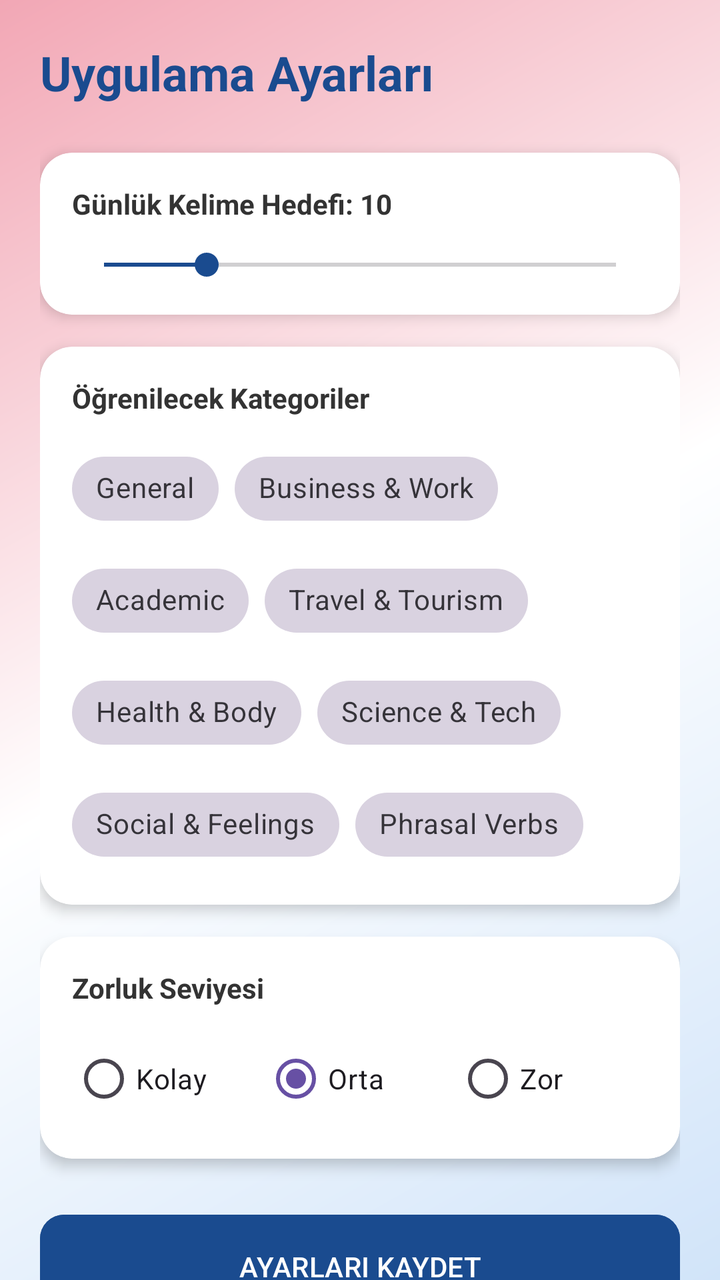
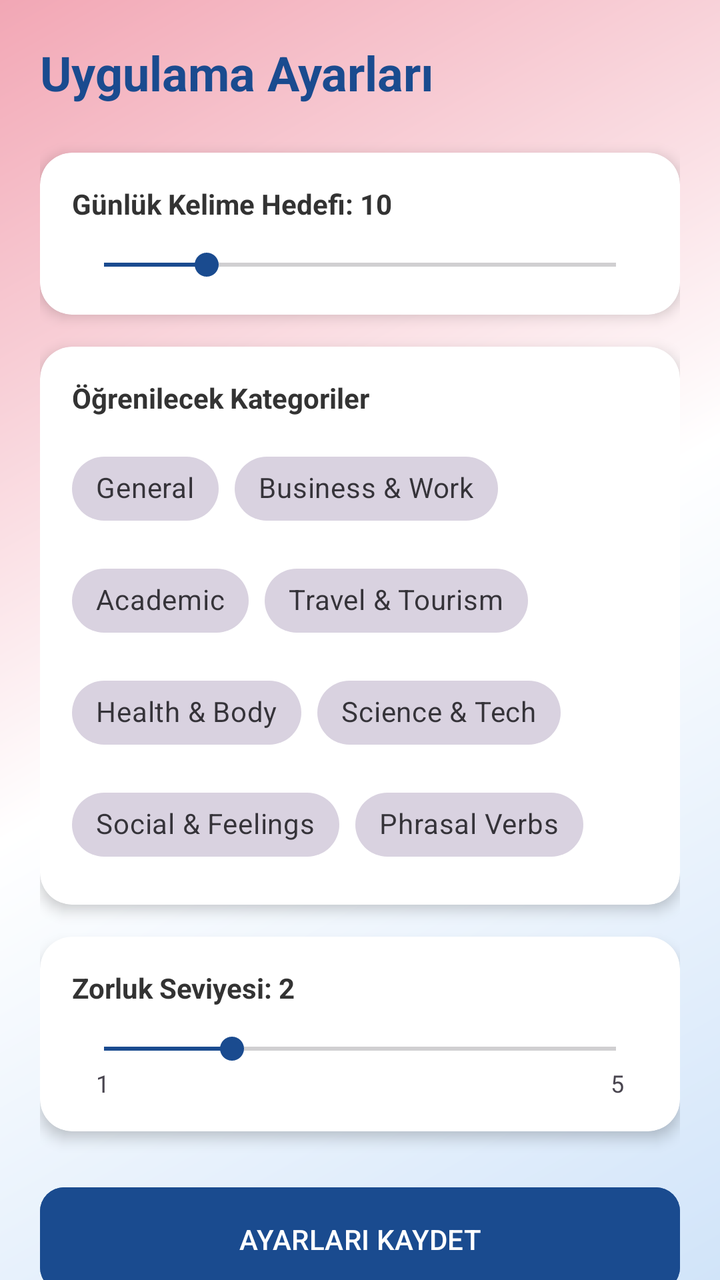

An Android layout rendered at two revisions. The XML below is the earlier revision; the diff shows what the commit changed to produce the second picture.
<!-- AndroidManifest.xml: application theme Theme.Wordleloop -->
<!-- res/layout/activity_settings.xml -->
<?xml version="1.0" encoding="utf-8"?>
<androidx.core.widget.NestedScrollView
    xmlns:android="http://schemas.android.com/apk/res/android"
    xmlns:app="http://schemas.android.com/apk/res-auto"
    android:layout_width="match_parent"
    android:layout_height="match_parent"
    android:background="@drawable/background_gradient"
    android:fillViewport="true">

    <LinearLayout
        android:layout_width="match_parent"
        android:layout_height="wrap_content"
        android:orientation="vertical"
        android:padding="20dp">

        <TextView
            android:layout_width="wrap_content"
            android:layout_height="wrap_content"
            android:text="Uygulama Ayarları"
            android:textSize="24sp"
            android:textStyle="bold"
            android:textColor="#1A4B8F"
            android:layout_marginBottom="24dp"/>

        
        <androidx.cardview.widget.CardView
            android:layout_width="match_parent"
            android:layout_height="wrap_content"
            app:cardCornerRadius="16dp"
            app:cardElevation="4dp"
            android:layout_marginBottom="16dp">

            <LinearLayout
                android:layout_width="match_parent"
                android:layout_height="wrap_content"
                android:orientation="vertical"
                android:padding="16dp">

                <TextView
                    android:id="@+id/tvDailyGoalLabel"
                    android:layout_width="wrap_content"
                    android:layout_height="wrap_content"
                    android:text="Günlük Kelime Hedefi: 10"
                    android:textStyle="bold"
                    android:textColor="#333333"/>

                <SeekBar
                    android:id="@+id/seekBarDailyGoal"
                    android:layout_width="match_parent"
                    android:layout_height="wrap_content"
                    android:layout_marginTop="12dp"
                    android:max="50"
                    android:progress="10"
                    android:progressTint="#1A4B8F"
                    android:thumbTint="#1A4B8F"/>
            </LinearLayout>
        </androidx.cardview.widget.CardView>

        
        <androidx.cardview.widget.CardView
            android:layout_width="match_parent"
            android:layout_height="wrap_content"
            app:cardCornerRadius="16dp"
            app:cardElevation="4dp"
            android:layout_marginBottom="16dp">

            <LinearLayout
                android:layout_width="match_parent"
                android:layout_height="wrap_content"
                android:orientation="vertical"
                android:padding="16dp">

                <TextView
                    android:layout_width="wrap_content"
                    android:layout_height="wrap_content"
                    android:text="Öğrenilecek Kategoriler"
                    android:textStyle="bold"
                    android:textColor="#333333"
                    android:layout_marginBottom="12dp"/>

                <com.google.android.material.chip.ChipGroup
                    android:id="@+id/chipGroupCategories"
                    android:layout_width="match_parent"
                    android:layout_height="wrap_content"
                    app:chipSpacing="8dp">

                    <com.google.android.material.chip.Chip
                        android:id="@+id/chip_1"
                        style="@style/Widget.MaterialComponents.Chip.Filter"
                        android:layout_width="wrap_content"
                        android:layout_height="wrap_content"
                        android:text="General" />

                    <com.google.android.material.chip.Chip
                        android:id="@+id/chip_2"
                        style="@style/Widget.MaterialComponents.Chip.Filter"
                        android:layout_width="wrap_content"
                        android:layout_height="wrap_content"
                        android:text="Business &amp; Work" />

                    <com.google.android.material.chip.Chip
                        android:id="@+id/chip_3"
                        style="@style/Widget.MaterialComponents.Chip.Filter"
                        android:layout_width="wrap_content"
                        android:layout_height="wrap_content"
                        android:text="Academic" />

                    <com.google.android.material.chip.Chip
                        android:id="@+id/chip_4"
                        style="@style/Widget.MaterialComponents.Chip.Filter"
                        android:layout_width="wrap_content"
                        android:layout_height="wrap_content"
                        android:text="Travel &amp; Tourism" />

                    <com.google.android.material.chip.Chip
                        android:id="@+id/chip_5"
                        style="@style/Widget.MaterialComponents.Chip.Filter"
                        android:layout_width="wrap_content"
                        android:layout_height="wrap_content"
                        android:text="Health &amp; Body" />

                    <com.google.android.material.chip.Chip
                        android:id="@+id/chip_6"
                        style="@style/Widget.MaterialComponents.Chip.Filter"
                        android:layout_width="wrap_content"
                        android:layout_height="wrap_content"
                        android:text="Science &amp; Tech" />

                    <com.google.android.material.chip.Chip
                        android:id="@+id/chip_7"
                        style="@style/Widget.MaterialComponents.Chip.Filter"
                        android:layout_width="wrap_content"
                        android:layout_height="wrap_content"
                        android:text="Social &amp; Feelings" />

                    <com.google.android.material.chip.Chip
                        android:id="@+id/chip_8"
                        style="@style/Widget.MaterialComponents.Chip.Filter"
                        android:layout_width="wrap_content"
                        android:layout_height="wrap_content"
                        android:text="Phrasal Verbs" />
                </com.google.android.material.chip.ChipGroup>
            </LinearLayout>
        </androidx.cardview.widget.CardView>

        
        <androidx.cardview.widget.CardView
            android:layout_width="match_parent"
            android:layout_height="wrap_content"
            app:cardCornerRadius="16dp"
            app:cardElevation="4dp"
            android:layout_marginBottom="24dp">

            <LinearLayout
                android:layout_width="match_parent"
                android:layout_height="wrap_content"
                android:orientation="vertical"
                android:padding="16dp">

                <TextView
                    android:layout_width="wrap_content"
                    android:layout_height="wrap_content"
                    android:text="Zorluk Seviyesi"
                    android:textStyle="bold"
                    android:textColor="#333333"
                    android:layout_marginBottom="12dp"/>

                <RadioGroup
                    android:id="@+id/rgDifficulty"
                    android:layout_width="match_parent"
                    android:layout_height="wrap_content"
                    android:orientation="horizontal">

                    <RadioButton android:id="@+id/rbEasy" android:layout_width="0dp" android:layout_height="wrap_content" android:layout_weight="1" android:text="Kolay"/>
                    <RadioButton android:id="@+id/rbMedium" android:layout_width="0dp" android:layout_height="wrap_content" android:layout_weight="1" android:text="Orta" android:checked="true"/>
                    <RadioButton android:id="@+id/rbHard" android:layout_width="0dp" android:layout_height="wrap_content" android:layout_weight="1" android:text="Zor"/>
                </RadioGroup>
            </LinearLayout>
        </androidx.cardview.widget.CardView>

        <Button
            android:id="@+id/btnSaveSettings"
            android:layout_width="match_parent"
            android:layout_height="60dp"
            android:text="AYARLARI KAYDET"
            android:backgroundTint="#1A4B8F"
            android:textColor="@android:color/white"
            app:cornerRadius="12dp"/>

    </LinearLayout>
</androidx.core.widget.NestedScrollView>
<!-- resources referenced by this layout -->
<resources>
  <!-- drawable background_gradient (drawable) -->
  <?xml version="1.0" encoding="utf-8"?>
  <shape xmlns:android="http://schemas.android.com/apk/res/android"
      android:shape="rectangle">
      <gradient
          android:angle="135"
          android:startColor="#D1E4F9"
          android:centerColor="#FFFFFF"
          android:endColor="#F2A7B5"
          android:type="linear" />
  </shape>
  <style name="Theme.Wordleloop" parent="Base.Theme.Wordleloop" />
  <style name="Base.Theme.Wordleloop" parent="Theme.Material3.DayNight.NoActionBar">
          
          
      </style>
</resources>

<!-- the commit's change to res/layout/activity_settings.xml (unified diff, before → after) -->
@@ -158,23 +158,32 @@
                 android:padding="16dp">
 
                 <TextView
+                    android:id="@+id/tvDifficultyLabel"
                     android:layout_width="wrap_content"
                     android:layout_height="wrap_content"
-                    android:text="Zorluk Seviyesi"
+                    android:text="Zorluk Seviyesi: 2"
                     android:textStyle="bold"
                     android:textColor="#333333"
                     android:layout_marginBottom="12dp"/>
 
-                <RadioGroup
-                    android:id="@+id/rgDifficulty"
-                    android:layout_width="match_parent"
-                    android:layout_height="wrap_content"
-                    android:orientation="horizontal">
-
-                    <RadioButton android:id="@+id/rbEasy" android:layout_width="0dp" android:layout_height="wrap_content" android:layout_weight="1" android:text="Kolay"/>
-                    <RadioButton android:id="@+id/rbMedium" android:layout_width="0dp" android:layout_height="wrap_content" android:layout_weight="1" android:text="Orta" android:checked="true"/>
-                    <RadioButton android:id="@+id/rbHard" android:layout_width="0dp" android:layout_height="wrap_content" android:layout_weight="1" android:text="Zor"/>
-                </RadioGroup>
+                <SeekBar
+                    android:id="@+id/seekBarDifficulty"
+                    android:layout_width="match_parent"
+                    android:layout_height="wrap_content"
+                    android:max="4"
+                    android:progress="1"
+                    android:progressTint="#1A4B8F"
+                    android:thumbTint="#1A4B8F" />
+
+                <LinearLayout
+                    android:layout_width="match_parent"
+                    android:layout_height="wrap_content"
+                    android:orientation="horizontal"
+                    android:paddingHorizontal="12dp">
+                    <TextView android:layout_width="0dp" android:layout_height="wrap_content" android:layout_weight="1" android:text="1" android:textSize="12sp"/>
+                    <TextView android:layout_width="wrap_content" android:layout_height="wrap_content" android:text="5" android:textSize="12sp"/>
+                </LinearLayout>
+
             </LinearLayout>
         </androidx.cardview.widget.CardView>
 
